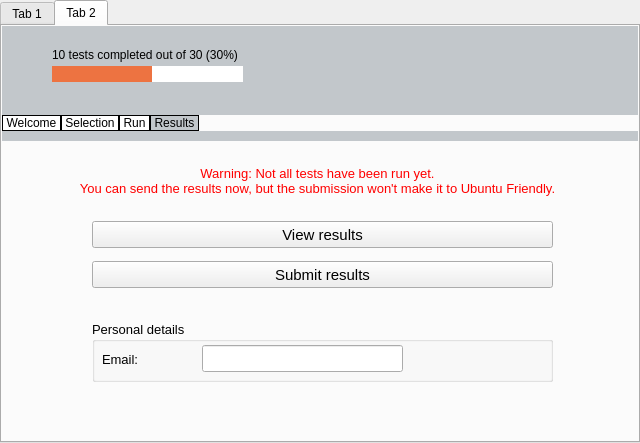
Before: the Qt Designer form qt/checkbox-qt.ui in checkbox/checkbox, drawn with Qt 5.
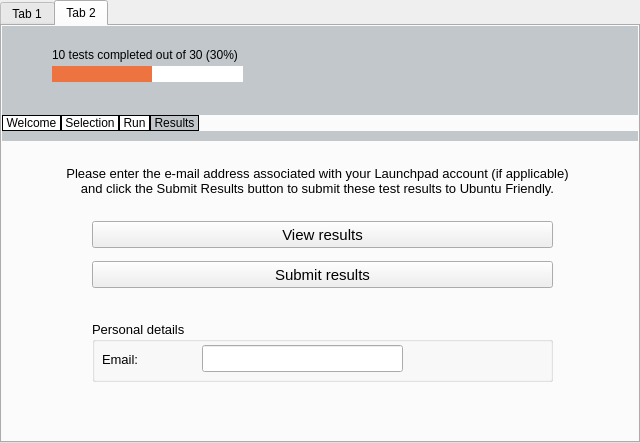
After: the same form once the commit is applied. The open tabs and pages were chosen to show the change.

Commit message: Converted submissionWarningLabel and text to submissionUbuntuFriendlyLabel wtih instructional text for submitting results. This is a workaround for the bug causing the warning to be displayed at all times rather than only when testing is incomplete. (LP: #967457)

```diff
--- a/qt/checkbox-qt.ui
+++ b/qt/checkbox-qt.ui
@@ -825,8 +825,8 @@
 &lt;html&gt;&lt;head&gt;&lt;meta name=&quot;qrichtext&quot; content=&quot;1&quot; /&gt;&lt;style type=&quot;text/css&quot;&gt;
 p, li { white-space: pre-wrap; }
 &lt;/style&gt;&lt;/head&gt;&lt;body style=&quot; font-family:'Ubuntu'; font-size:10pt; font-weight:400; font-style:normal;&quot;&gt;
-&lt;p style=&quot; margin-top:0px; margin-bottom:0px; margin-left:0px; margin-right:0px; -qt-block-indent:0; text-indent:0px;&quot;&gt;&lt;span style=&quot; color:#ff0000;&quot;&gt;Warning: Not all tests have been run yet.&lt;/span&gt;&lt;/p&gt;
-&lt;p style=&quot; margin-top:0px; margin-bottom:0px; margin-left:0px; margin-right:0px; -qt-block-indent:0; text-indent:0px;&quot;&gt;&lt;span style=&quot; color:#ff0000;&quot;&gt;You can send the results now, but the submission won't make it to Ubuntu Friendly.&lt;/span&gt;&lt;/p&gt;&lt;/body&gt;&lt;/html&gt;</string>
+&lt;p style=&quot; margin-top:0px; margin-bottom:0px; margin-left:0px; margin-right:0px; -qt-block-indent:0; text-indent:0px;&quot;&gt;&lt;span style=&quot; color:#000000;&quot;&gt;Please enter the e-mail address associated with your Launchpad account &#40;if applicable&#41;&lt;/span&gt;&lt;/p&gt;
+&lt;p style=&quot; margin-top:0px; margin-bottom:0px; margin-left:0px; margin-right:0px; -qt-block-indent:0; text-indent:0px;&quot;&gt;&lt;span style=&quot; color:#000000;&quot;&gt;and click the Submit Results button to submit these test results to Ubuntu Friendly.&lt;/span&gt;&lt;/p&gt;&lt;/body&gt;&lt;/html&gt;</string>
              </property>
              <property name="scaledContents">
               <bool>false</bool>
```
The commit also changes 3 other files.
